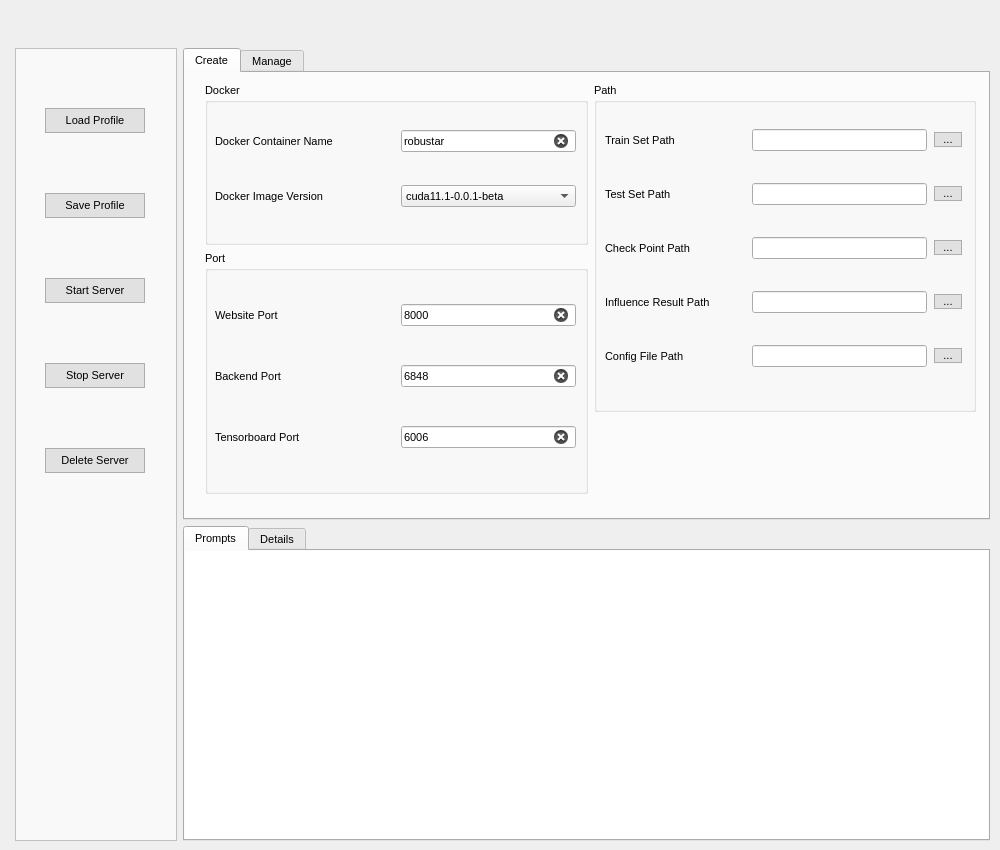
The window that launcher/launcher_v2.ui (PaulCCCCCCH/Robustar_implementation) describes before a commit, drawn with Qt 5.
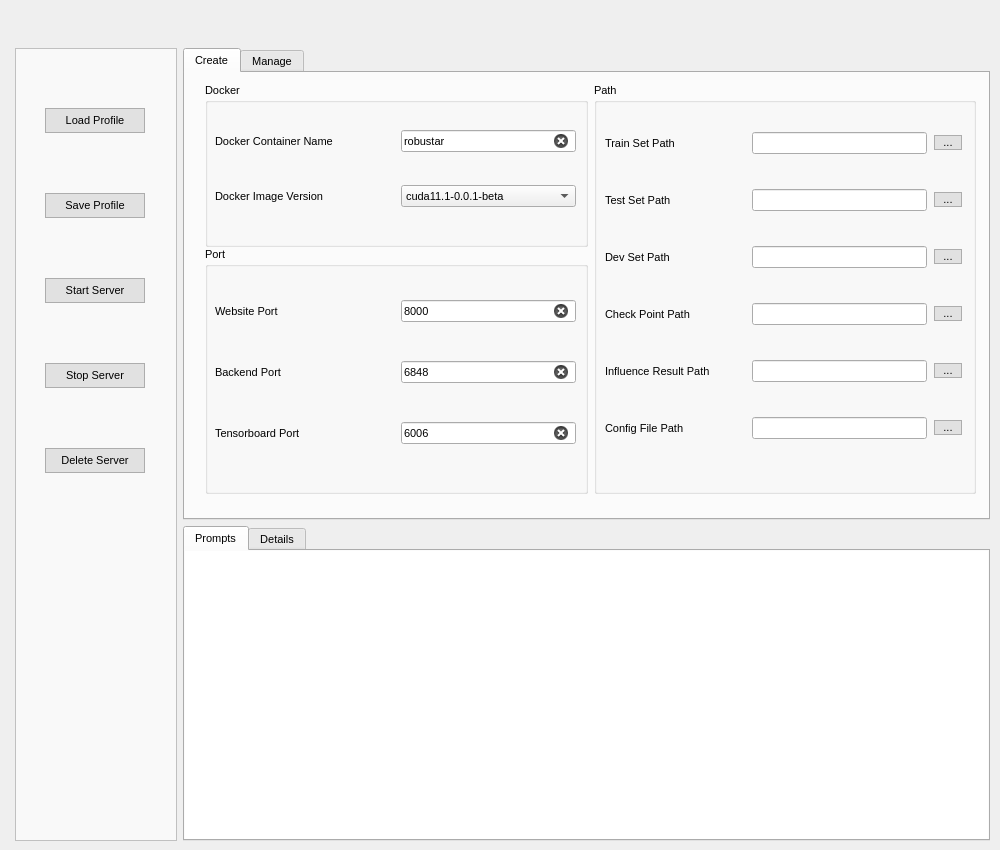
The same window after the commit. Icons and pictures are not drawn.

```diff
--- a/launcher/launcher_v2.ui
+++ b/launcher/launcher_v2.ui
@@ -518,6 +518,9 @@
               <layout class="QHBoxLayout" name="horizontalLayout_3">
                <item>
                 <layout class="QVBoxLayout" name="verticalLayout_3" stretch="2,3">
+                 <property name="spacing">
+                  <number>0</number>
+                 </property>
                  <item>
                   <widget class="QGroupBox" name="dockerGroupBox">
                    <property name="font">
@@ -860,7 +863,7 @@
                 </layout>
                </item>
                <item>
-                <layout class="QVBoxLayout" name="verticalLayout_4" stretch="4,1">
+                <layout class="QVBoxLayout" name="verticalLayout_4" stretch="4">
                  <item>
                   <widget class="QGroupBox" name="pathGroupBox">
                    <property name="font">
@@ -881,7 +884,7 @@
                       <x>10</x>
                       <y>20</y>
                       <width>361</width>
-                      <height>291</height>
+                      <height>371</height>
                      </rect>
                     </property>
                     <layout class="QVBoxLayout" name="verticalLayout_7">
@@ -1076,6 +1079,106 @@
                        </item>
                       </layout>
                      </item>
+                     <item>
+                      <layout class="QHBoxLayout" name="horizontalLayout_22" stretch="0,0,0">
+                       <item>
+                        <widget class="QLabel" name="label_10">
+                         <property name="maximumSize">
+                          <size>
+                           <width>140</width>
+                           <height>16777215</height>
+                          </size>
+                         </property>
+                         <property name="font">
+                          <font>
+                           <family>Arial</family>
+                           <pointsize>8</pointsize>
+                           <weight>50</weight>
+                           <italic>false</italic>
+                           <bold>false</bold>
+                          </font>
+                         </property>
+                         <property name="text">
+                          <string>Dev Set Path</string>
+                         </property>
+                        </widget>
+                       </item>
+                       <item>
+                        <widget class="QLineEdit" name="devPathDisplay">
+                         <property name="sizePolicy">
+                          <sizepolicy hsizetype="Maximum" vsizetype="Fixed">
+                           <horstretch>0</horstretch>
+                           <verstretch>0</verstretch>
+                          </sizepolicy>
+                         </property>
+                         <property name="minimumSize">
+                          <size>
+                           <width>104</width>
+                           <height>0</height>
+                          </size>
+                         </property>
+                         <property name="maximumSize">
+                          <size>
+                           <width>175</width>
+                           <height>16777215</height>
+                          </size>
+                         </property>
+                         <property name="font">
+                          <font>
+                           <family>Arial</family>
+                           <pointsize>8</pointsize>
+                           <weight>50</weight>
+                           <italic>false</italic>
+                           <bold>false</bold>
+                          </font>
+                         </property>
+                         <property name="mouseTracking">
+                          <bool>true</bool>
+                         </property>
+                         <property name="text">
+                          <string/>
+                         </property>
+                         <property name="readOnly">
+                          <bool>false</bool>
+                         </property>
+                        </widget>
+                       </item>
+                       <item>
+                        <widget class="QPushButton" name="devPathButton">
+                         <property name="sizePolicy">
+                          <sizepolicy hsizetype="Maximum" vsizetype="Fixed">
+                           <horstretch>0</horstretch>
+                           <verstretch>0</verstretch>
+                          </sizepolicy>
+                         </property>
+                         <property name="minimumSize">
+                          <size>
+                           <width>28</width>
+                           <height>0</height>
+                          </size>
+                         </property>
+                         <property name="maximumSize">
+                          <size>
+                           <width>28</width>
+                           <height>16777215</height>
+                          </size>
+                         </property>
+                         <property name="font">
+                          <font>
+                           <family>Arial</family>
+                           <pointsize>8</pointsize>
+                           <weight>50</weight>
+                           <italic>false</italic>
+                           <bold>false</bold>
+                          </font>
+                         </property>
+                         <property name="text">
+                          <string>...</string>
+                         </property>
+                        </widget>
+                       </item>
+                      </layout>
+                     </item>
                      <item>
                       <layout class="QHBoxLayout" name="horizontalLayout_18">
                        <item>
@@ -1344,19 +1447,6 @@
                    </widget>
                   </widget>
                  </item>
-                 <item>
-                  <spacer name="verticalSpacer">
-                   <property name="orientation">
-                    <enum>Qt::Vertical</enum>
-                   </property>
-                   <property name="sizeHint" stdset="0">
-                    <size>
-                     <width>20</width>
-                     <height>40</height>
-                    </size>
-                   </property>
-                  </spacer>
-                 </item>
                 </layout>
                </item>
               </layout>
```
